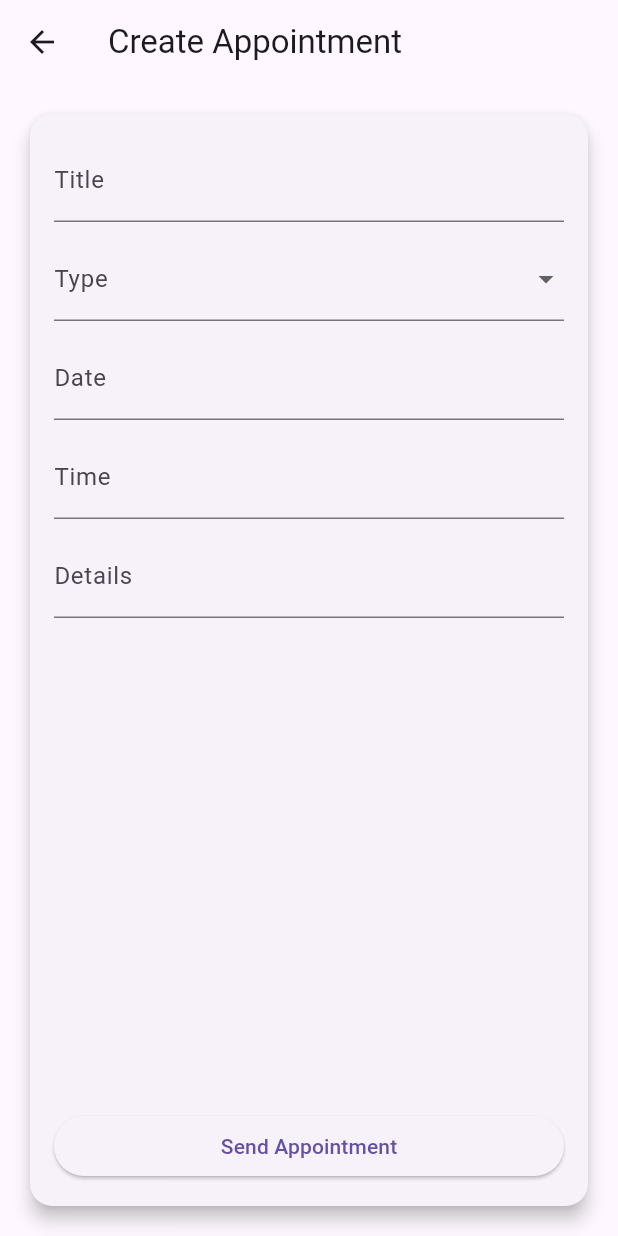
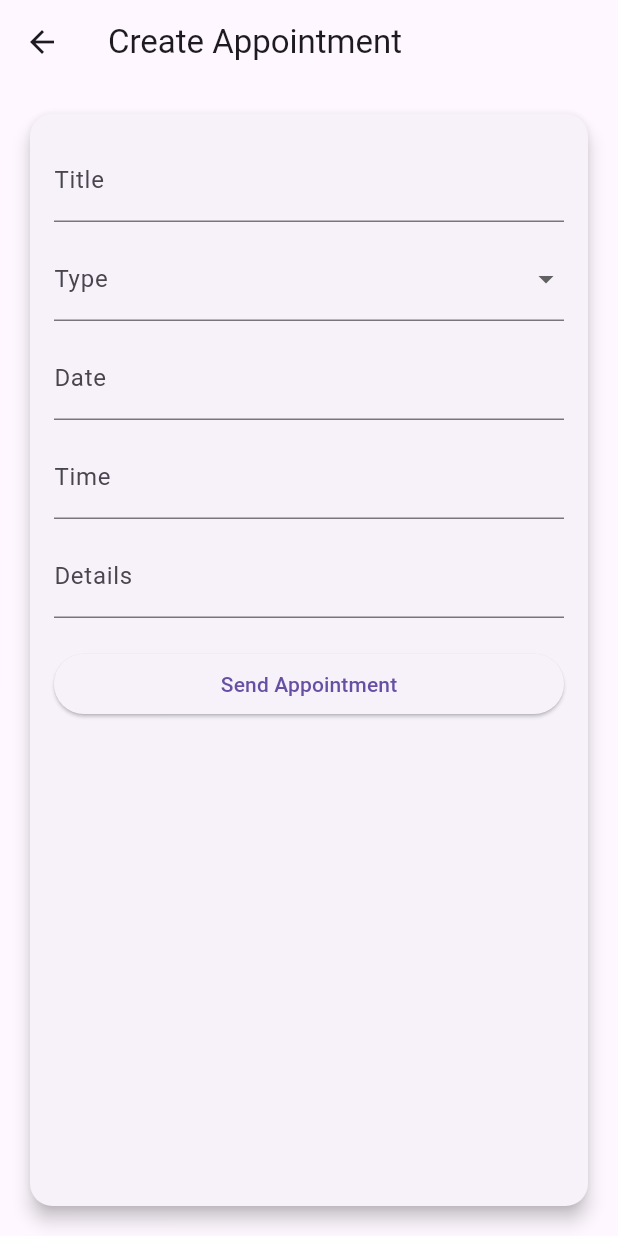
Before and after one commit to jibunorp2/ASE-485-Group-Project, a Flutter app: the AppointmentPage screen opened directly with empty values, on a phone screen of 412 x 824 dp. Run offline on Flutter 3.47's test engine with Material 3 defaults, Android fonts, the phone set to English and light mode, and no system bars; our stand-ins replace cloud_firestore, firebase_auth, firebase_core; accounts and stored records are empty.

Commit message:
adjusted screen

```diff
--- a/bookme/lib/Login_Pages/register_page.dart
+++ b/bookme/lib/Login_Pages/register_page.dart
@@ -37,6 +37,7 @@ class _RegisterPageState extends State<RegisterPage> {
         ),
         child: Padding(
           padding: const EdgeInsets.all(16.0),
+          child: SingleChildScrollView(
             child: Center(
               child: Column(
                 mainAxisAlignment: MainAxisAlignment.center,
@@ -134,9 +135,11 @@ class _RegisterPageState extends State<RegisterPage> {
                       padding: const EdgeInsets.symmetric(
                           horizontal: 40, vertical: 20),
                     ),
-                  child: const Text('Register', style: TextStyle(fontSize: 20)),
+                    child:
+                        const Text('Register', style: TextStyle(fontSize: 20)),
                   ),
                 ],
+              ),
             ),
           ),
         ),
--- a/bookme/lib/Message_Pages/appointment_page.dart
+++ b/bookme/lib/Message_Pages/appointment_page.dart
@@ -32,9 +32,7 @@ class _AppointmentPageState extends State<AppointmentPage> {
             ),
             child: Padding(
               padding: const EdgeInsets.all(16.0),
-              child: Column(
-                mainAxisAlignment: MainAxisAlignment.start,
-                crossAxisAlignment: CrossAxisAlignment.stretch,
+              child: ListView(
                 children: [
                   TextField(
                     controller: titleController,
@@ -50,20 +48,14 @@ class _AppointmentPageState extends State<AppointmentPage> {
                         typeController.text = newValue ?? '';
                       });
                     },
-                    items: <String>[
-                      'Meeting',
-                      'Consultation',
-                      'Follow-up'
-                    ] // Replace with your unique types
+                    items: <String>['Meeting', 'Consultation', 'Follow-up']
                         .map<DropdownMenuItem<String>>((String value) {
                       return DropdownMenuItem<String>(
                         value: value,
                         child: Text(value),
                       );
                     }).toList(),
-                    decoration: InputDecoration(
-                      labelText: 'Type',
-                    ),
+                    decoration: InputDecoration(labelText: 'Type'),
                   ),
                   const SizedBox(height: 10),
                   TextFormField(
@@ -108,7 +100,7 @@ class _AppointmentPageState extends State<AppointmentPage> {
                     controller: detailController,
                     decoration: const InputDecoration(labelText: 'Details'),
                   ),
-                  const Spacer(),
+                  const SizedBox(height: 20),
                   ElevatedButton(
                     onPressed: () {
                       String details =
```
Lines whose indentation alone changed are shown as unchanged.
